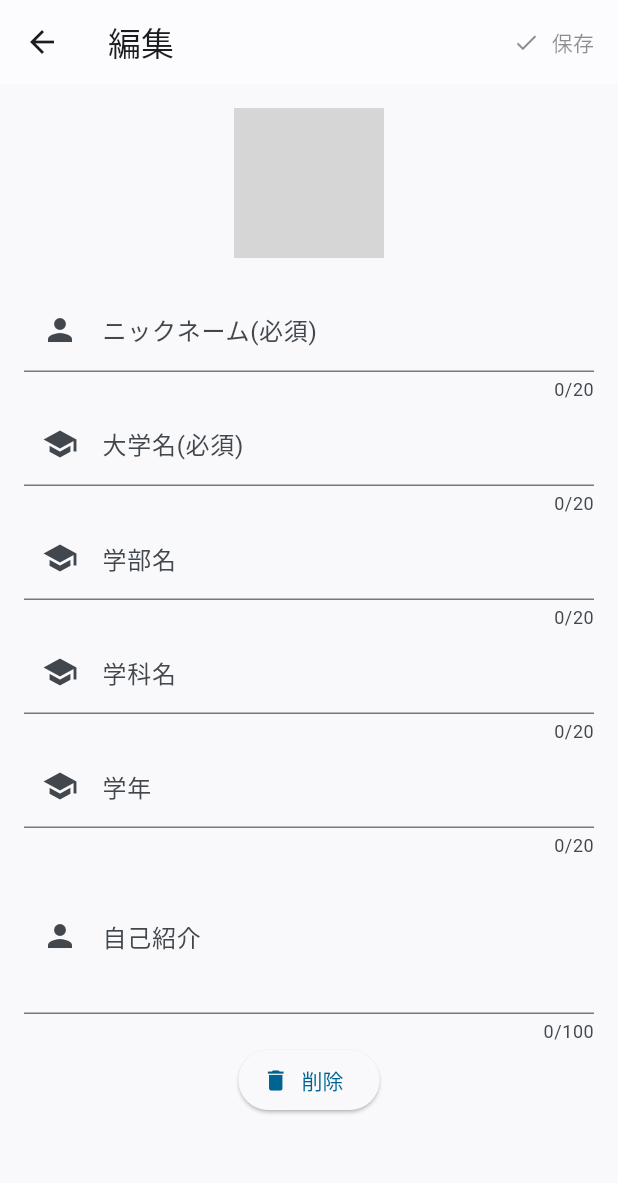
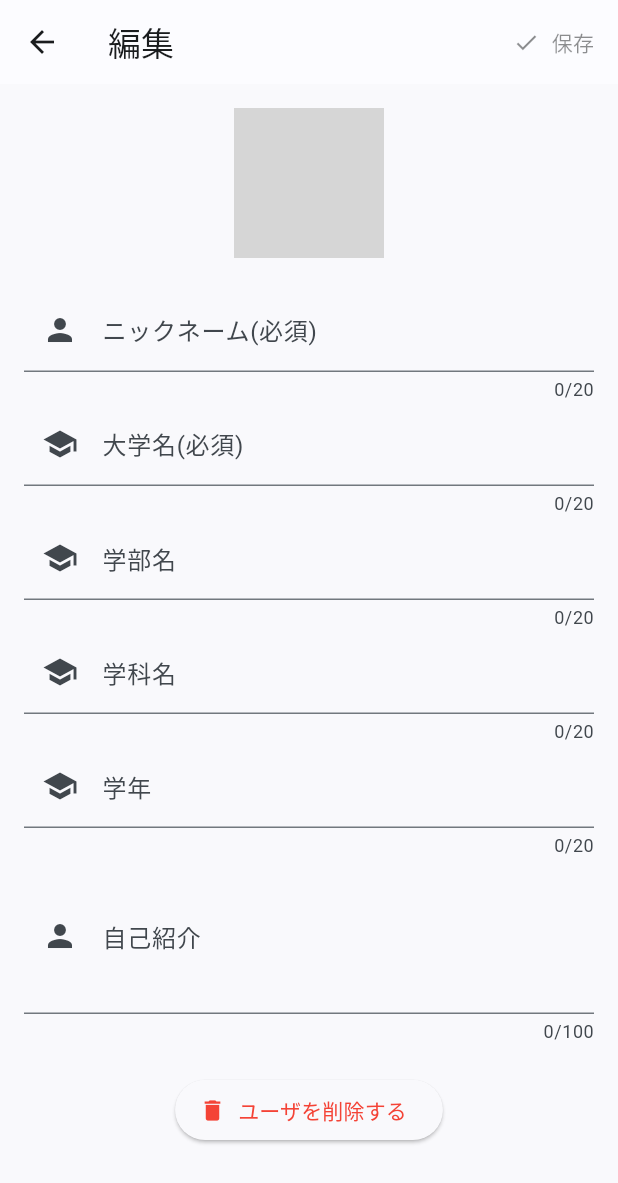
Before and after one commit to dao0203/share_study_app, a Flutter app: the ProfileSettingScreen screen opened directly with empty values, on a phone screen of 412 x 824 dp. Shown: the top 1183 px of the screen. Run offline on Flutter 3.47's test engine with Material 2 defaults, Android fonts, the phone set to English and light mode, and no system bars; our stand-ins replace flutter_dotenv, flutter_hooks, flutter_markdown, flutter_staggered_animations, flutter_svg, freezed_annotation and 8 more; missing offline and left inert: flutter_email_sender; accounts and stored records are empty; generated files the repository leaves out were written again; network calls fail; grey boxes are pictures that could not be loaded.

Commit message:
change button color

```diff
--- a/lib/ui/view/profile/profile_setting_screen.dart
+++ b/lib/ui/view/profile/profile_setting_screen.dart
@@ -302,6 +302,7 @@ class ProfileSettingScreen extends HookConsumerWidget {
                     maxLength: 100,
                     maxLines: 3,
                   ),
+                  const SizedBox(height: 20),
                   //ユーザ削除のボタン
                   ElevatedButton.icon(
                     onPressed: () {
@@ -406,9 +407,18 @@ class ProfileSettingScreen extends HookConsumerWidget {
                         },
                       );
                     },
-                    icon: const Icon(Icons.delete),
-                    label: const Text('削除'),
+                    icon: const Icon(
+                      Icons.delete,
+                      color: Colors.red,
+                    ),
+                    label: const Text(
+                      'ユーザを削除する',
+                      style: TextStyle(
+                        color: Colors.red,
+                      ),
+                    ),
                   ),
+                  const SizedBox(height: 20),
                 ],
               ),
             ),
```
